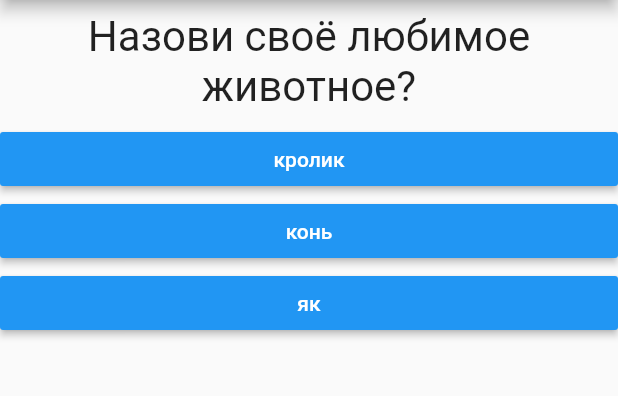
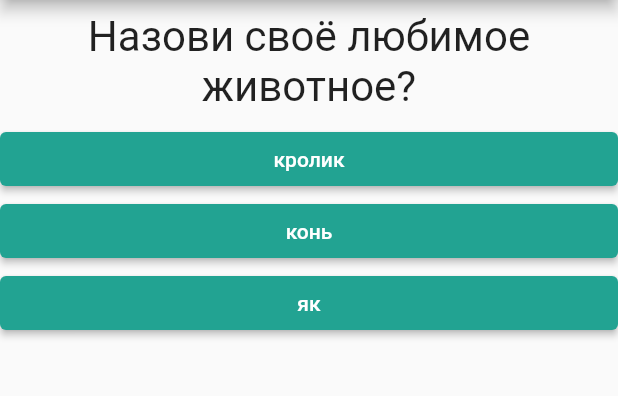
Before and after one commit to VladKodletov/app_ecom, a Flutter app: the screen it shows after launch, after a tap on "черный", on a phone screen of 412 x 824 dp, the part 84-480 px from its top. Run offline on Flutter 3.47's test engine with Material 2 defaults, Android fonts, the phone set to English and light mode, and no system bars.

```diff
--- a/lib/answer.dart
+++ b/lib/answer.dart
@@ -11,9 +11,11 @@ class Answers extends StatelessWidget {
   Widget build(BuildContext context) {
     return Container(
       width: double.infinity,
-      child: RaisedButton(
-        color: Colors.blue,
-        textColor: Colors.white,
+      child: ElevatedButton(
+        style: ButtonStyle(
+          backgroundColor:
+              MaterialStateProperty.all(Color.fromARGB(255, 34, 163, 146)),
+        ),
         child: Text(answerText),
         onPressed: selectHand,
       ),
--- a/lib/main.dart
+++ b/lib/main.dart
@@ -23,40 +23,44 @@ class _MyGoodAppState extends State<MyGoodApp> {
     {
       'questionText': 'Назови свой любимый цвет?',
       'answers': [
-        'черный',
-        'красный',
-        'зеленый',
+        {'text': 'черный', 'score': 2},
+        {'text': ' красный', 'score': 4},
+        {'text': 'зеленый', 'score': 6},
       ],
     },
     {
       'questionText': 'Назови своё любимое животное?',
       'answers': [
-        'кролик',
-        'конь',
-        'як',
+        {'text': 'кролик', 'score': 2},
+        {'text': 'конь', 'score': 4},
+        {'text': 'як', 'score': 7},
       ],
     },
     {
       'questionText': 'Назови своего любимого препода?',
       'answers': [
-        'Макс',
-        'Макс',
-        'Макс',
+        {'text': 'Макс', 'score': 10},
+        {'text': 'неМакс', 'score': 0},
+        {'text': 'Макс', 'score': 10},
       ],
     },
   ];
   var _questionInd = 0;
+  var _totalScore = 0;
 
-  void _answerQQQ() {
+  void _resetQ() {
+    setState(() {
+      _questionInd = 0;
+      _totalScore = 0;
+    });
+  }
+
+  void _answerQQQ(int score) {
+    _totalScore = _totalScore + score;
+
     setState(() {
       _questionInd = _questionInd + 1;
     });
-    print(_questionInd);
-    if (_questionInd < _questionNumber.length) {
-      print('Готовься к новым вопросикам!');
-    } else {
-      print('Больше вопросов нет!');
-    }
   }
 
   @override
@@ -75,7 +79,7 @@ class _MyGoodAppState extends State<MyGoodApp> {
                 questionNumber: _questionNumber,
                 questionInd: _questionInd,
               )
-            : Resulttt(),
+            : Resulttt(_totalScore, _resetQ),
       ),
     );
   }
--- a/lib/quizzz.dart
+++ b/lib/quizzz.dart
@@ -10,12 +10,13 @@ import 'main.dart';
 class Quizzz extends StatelessWidget {
   final List<Map<String, Object>> questionNumber;
   final int questionInd;
-  final VoidCallback answerQQQ;
+  final answerQQQ;
 
-  Quizzz(
-      {required this.questionNumber,
-      required this.answerQQQ,
-      required this.questionInd});
+  Quizzz({
+    required this.questionNumber,
+    required this.questionInd,
+    required this.answerQQQ,
+  });
 
   @override
   Widget build(BuildContext context) {
@@ -25,9 +26,9 @@ class Quizzz extends StatelessWidget {
           questionNumber[questionInd]['questionText']
               as String, // другой вариант -questionNumber.elementAt(0),
         ),
-        ...(questionNumber[questionInd]['answers'] as List<String>)
+        ...(questionNumber[questionInd]['answers'] as List<Map<String, Object>>)
             .map((answer) {
-          return Answers(answerQQQ, answer);
+          return Answers(() => answerQQQ(answer['score']), answer['text'] as String);
         }).toList()
       ],
     );
```
Also changed, not shown: lib/resulttt.dart (+36 -1 lines).
